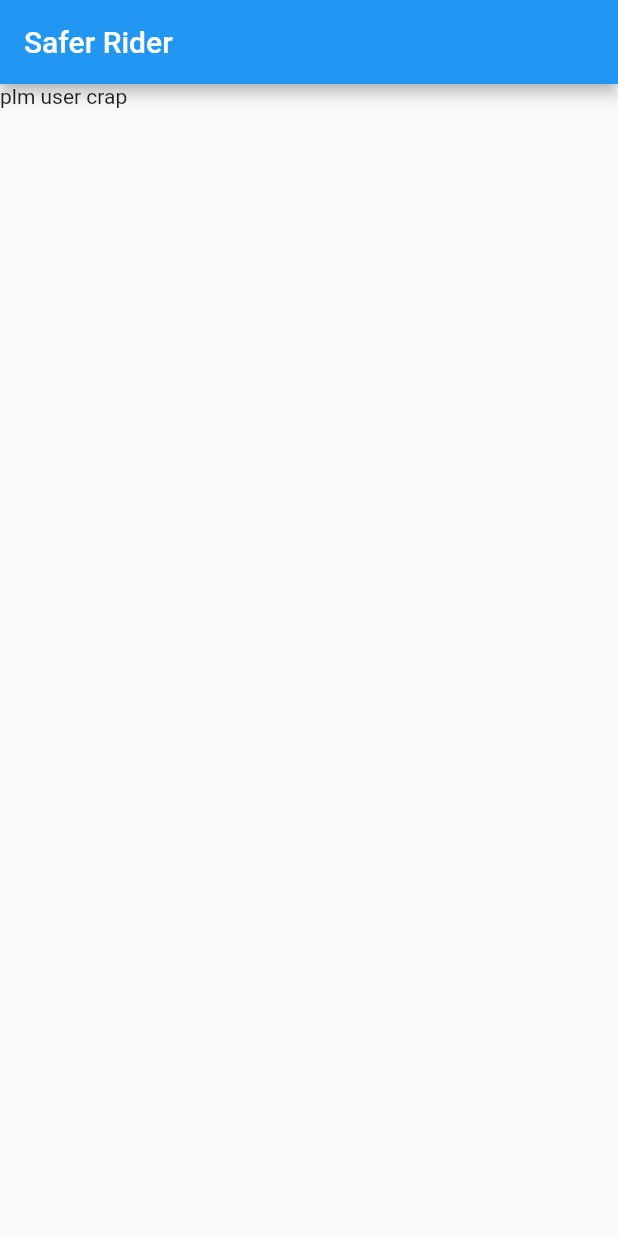
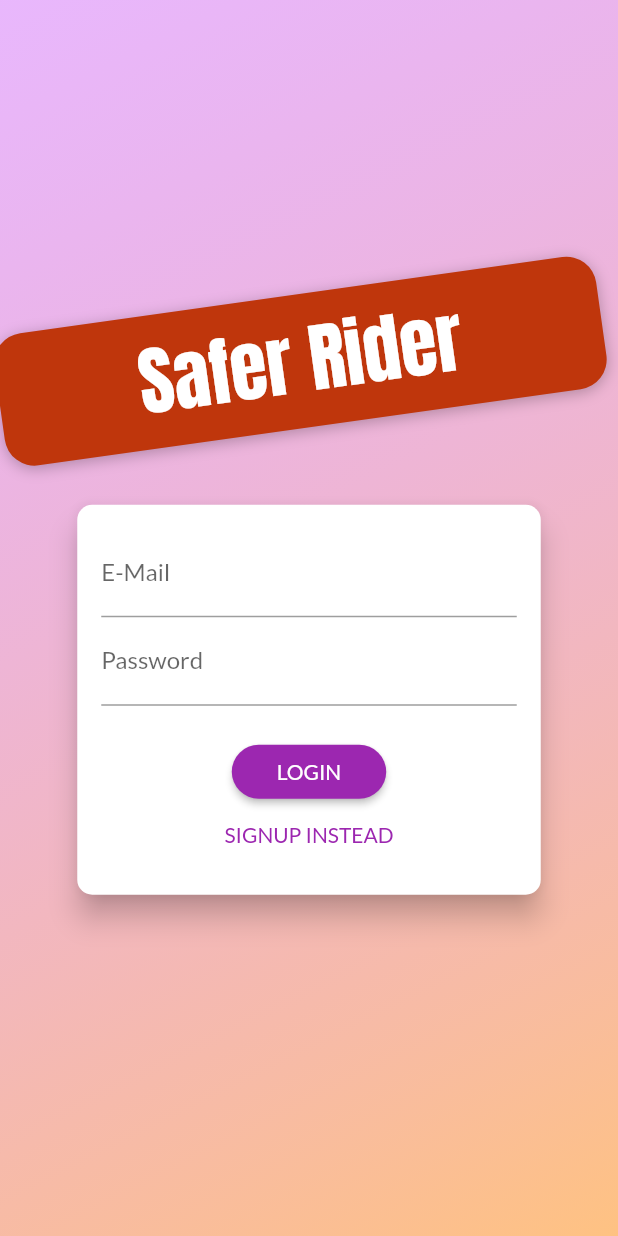
Before and after one commit to danapt/SaferRider, a Flutter app: the screen it shows after launch, on a phone screen of 412 x 824 dp. Run offline on Flutter 3.47's test engine with Material 2 defaults, Android fonts, the light colour scheme and no system bars.

Commit message:
signup working email and password send to the firebase database

```diff
--- a/safer_rider/lib/main.dart
+++ b/safer_rider/lib/main.dart
@@ -1,4 +1,7 @@
 import 'package:flutter/material.dart';
+import 'package:provider/provider.dart';
+import './providers/auth.dart';
+import 'package:safer_rider/screens/authentification_screen.dart';
 
 void main() => runApp(MyApp());
 
@@ -6,12 +9,21 @@ class MyApp extends StatelessWidget {
   // This widget is the root of your application.
   @override
   Widget build(BuildContext context) {
-    return MaterialApp(home: Scaffold(
-      appBar: AppBar(title: Text('Safer Rider'),
+    return MultiProvider(
+      providers: [
+        ChangeNotifierProvider.value(
+          value: Auth(),
+        ),
+      ],
+      child: MaterialApp(
+        title: 'Safer Rider',
+        theme: ThemeData(
+          primarySwatch: Colors.purple,
+          accentColor: Colors.deepOrange,
+          fontFamily: 'Lato',
+        ),
+        home: AuthScreen(),
       ),
-      body: Text("plm user crap"),
-
-    ),
     );
   }
 }
--- /dev/null
+++ b/safer_rider/lib/providers/auth.dart
@@ -0,0 +1,25 @@
+import 'package:flutter/cupertino.dart';
+import 'package:http/http.dart' as http;
+import 'dart:convert';
+
+class Auth with ChangeNotifier {
+  String _token;
+  DateTime _expiryDate;
+  String _userId;
+
+  Future<void> signup(String email, String password) async {
+    const url =
+        "https://identitytoolkit.googleapis.com/v1/accounts:signUp?key=AIzaSyBd06bQpajLIsldkupt9zO74f7-rhXIFOc";
+    final response = await http.post(
+      url,
+      body: json.encode(
+        {
+          'email': email,
+          'password': password,
+          'returnSecureToken': true,
+        },
+      ),
+    );
+    print(json.decode((response.body)));
+  }
+}
--- /dev/null
+++ b/safer_rider/lib/screens/authentification_screen.dart
@@ -0,0 +1,229 @@
+import 'dart:math';
+import 'package:provider/provider.dart';
+import 'package:flutter/material.dart';
+import 'package:safer_rider/providers/auth.dart';
+
+enum AuthMode { Signup, Login }
+
+class AuthScreen extends StatelessWidget {
+  static const routeName = '/auth';
+
+  @override
+  Widget build(BuildContext context) {
+    final deviceSize = MediaQuery.of(context).size;
+    // final transformConfig = Matrix4.rotationZ(-8 * pi / 180);
+    // transformConfig.translate(-10.0);
+    return Scaffold(
+      // resizeToAvoidBottomInset: false,
+      body: Stack(
+        children: <Widget>[
+          Container(
+            decoration: BoxDecoration(
+              gradient: LinearGradient(
+                colors: [
+                  Color.fromRGBO(215, 117, 255, 1).withOpacity(0.5),
+                  Color.fromRGBO(255, 188, 117, 1).withOpacity(0.9),
+                ],
+                begin: Alignment.topLeft,
+                end: Alignment.bottomRight,
+                stops: [0, 1],
+              ),
+            ),
+          ),
+          SingleChildScrollView(
+            child: Container(
+              height: deviceSize.height,
+              width: deviceSize.width,
+              child: Column(
+                mainAxisAlignment: MainAxisAlignment.center,
+                crossAxisAlignment: CrossAxisAlignment.center,
+                children: <Widget>[
+                  Flexible(
+                    child: Container(
+                      margin: EdgeInsets.only(bottom: 20.0),
+                      padding:
+                          EdgeInsets.symmetric(vertical: 8.0, horizontal: 94.0),
+                      transform: Matrix4.rotationZ(-8 * pi / 180)
+                        ..translate(-10.0),
+                      // ..translate(-10.0),
+                      decoration: BoxDecoration(
+                        borderRadius: BorderRadius.circular(20),
+                        color: Colors.deepOrange.shade900,
+                        boxShadow: [
+                          BoxShadow(
+                            blurRadius: 8,
+                            color: Colors.black26,
+                            offset: Offset(0, 2),
+                          )
+                        ],
+                      ),
+                      child: Text(
+                        'Safer Rider',
+                        style: TextStyle(
+                          color: Theme.of(context).accentTextTheme.title.color,
+                          fontSize: 50,
+                          fontFamily: 'Anton',
+                          fontWeight: FontWeight.normal,
+                        ),
+                      ),
+                    ),
+                  ),
+                  Flexible(
+                    flex: deviceSize.width > 600 ? 2 : 1,
+                    child: AuthCard(),
+                  ),
+                ],
+              ),
+            ),
+          ),
+        ],
+      ),
+    );
+  }
+}
+
+class AuthCard extends StatefulWidget {
+  const AuthCard({
+    Key key,
+  }) : super(key: key);
+
+  @override
+  _AuthCardState createState() => _AuthCardState();
+}
+
+class _AuthCardState extends State<AuthCard> {
+  final GlobalKey<FormState> _formKey = GlobalKey();
+  AuthMode _authMode = AuthMode.Login;
+  Map<String, String> _authData = {
+    'email': '',
+    'password': '',
+  };
+  var _isLoading = false;
+  final _passwordController = TextEditingController();
+
+  Future<void> _submit() async{
+    if (!_formKey.currentState.validate()) {
+      // Invalid!
+      return;
+    }
+    _formKey.currentState.save();
+    setState(() {
+      _isLoading = true;
+    });
+    if (_authMode == AuthMode.Login) {
+      // Log user in
+    } else {
+      // Sign user up
+      await Provider.of<Auth>(context,listen: false).signup(
+        _authData['email'],
+        _authData['password'],
+      );
+    }
+    setState(() {
+      _isLoading = false;
+    });
+  }
+
+  void _switchAuthMode() {
+    if (_authMode == AuthMode.Login) {
+      setState(() {
+        _authMode = AuthMode.Signup;
+      });
+    } else {
+      setState(() {
+        _authMode = AuthMode.Login;
+      });
+    }
+  }
+
+  @override
+  Widget build(BuildContext context) {
+    final deviceSize = MediaQuery.of(context).size;
+    return Card(
+      shape: RoundedRectangleBorder(
+        borderRadius: BorderRadius.circular(10.0),
+      ),
+      elevation: 8.0,
+      child: Container(
+        height: _authMode == AuthMode.Signup ? 320 : 260,
+        constraints:
+            BoxConstraints(minHeight: _authMode == AuthMode.Signup ? 320 : 260),
+        width: deviceSize.width * 0.75,
+        padding: EdgeInsets.all(16.0),
+        child: Form(
+          key: _formKey,
+          child: SingleChildScrollView(
+            child: Column(
+              children: <Widget>[
+                TextFormField(
+                  decoration: InputDecoration(labelText: 'E-Mail'),
+                  keyboardType: TextInputType.emailAddress,
+                  validator: (value) {
+                    if (value.isEmpty || !value.contains('@')) {
+                      return 'Invalid email!';
+                    }
+                  },
+                  onSaved: (value) {
+                    _authData['email'] = value;
+                  },
+                ),
+                TextFormField(
+                  decoration: InputDecoration(labelText: 'Password'),
+                  obscureText: true,
+                  controller: _passwordController,
+                  validator: (value) {
+                    if (value.isEmpty || value.length < 5) {
+                      return 'Password is too short!';
+                    }
+                  },
+                  onSaved: (value) {
+                    _authData['password'] = value;
+                  },
+                ),
+                if (_authMode == AuthMode.Signup)
+                  TextFormField(
+                    enabled: _authMode == AuthMode.Signup,
+                    decoration: InputDecoration(labelText: 'Confirm Password'),
+                    obscureText: true,
+                    validator: _authMode == AuthMode.Signup
+                        ? (value) {
+                            if (value != _passwordController.text) {
+                              return 'Passwords do not match!';
+                            }
+                          }
+                        : null,
+                  ),
+                SizedBox(
+                  height: 20,
+                ),
+                if (_isLoading)
+                  CircularProgressIndicator()
+                else
+                  RaisedButton(
+                    child:
+                        Text(_authMode == AuthMode.Login ? 'LOGIN' : 'SIGN UP'),
+                    onPressed: _submit,
+                    shape: RoundedRectangleBorder(
+                      borderRadius: BorderRadius.circular(30),
+                    ),
+                    padding:
+                        EdgeInsets.symmetric(horizontal: 30.0, vertical: 8.0),
+                    color: Theme.of(context).primaryColor,
+                    textColor: Theme.of(context).primaryTextTheme.button.color,
+                  ),
+                FlatButton(
+                  child: Text(
+                      '${_authMode == AuthMode.Login ? 'SIGNUP' : 'LOGIN'} INSTEAD'),
+                  onPressed: _switchAuthMode,
+                  padding: EdgeInsets.symmetric(horizontal: 30.0, vertical: 4),
+                  materialTapTargetSize: MaterialTapTargetSize.shrinkWrap,
+                  textColor: Theme.of(context).primaryColor,
+                ),
+              ],
+            ),
+          ),
+        ),
+      ),
+    );
+  }
+}
```
Also changed, not shown: safer_rider/pubspec.yaml (+13 -6 lines), safer_rider/pubspec.lock.
